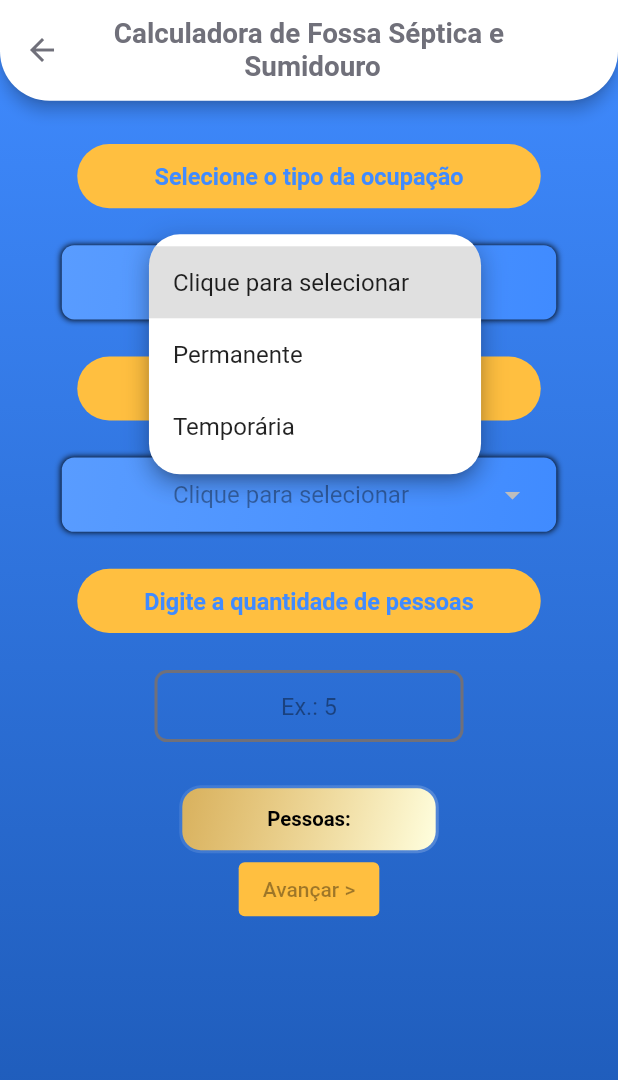
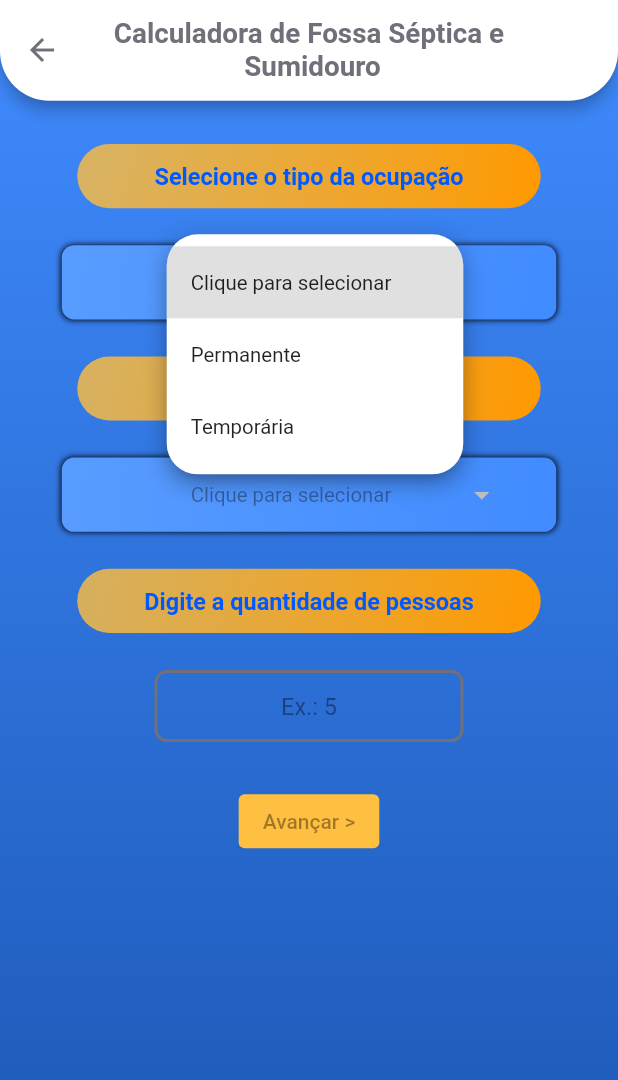
Before and after one commit to FelippeNO/fossa_septica, a Flutter app: the Tela1CalculoFossa screen opened directly, after a tap on "Clique para selecionar", on a phone screen of 412 x 824 dp. Shown: the top 1080 px of the screen. Run offline on Flutter 3.47's test engine with Material 2 defaults, Android fonts, the phone set to English and light mode, and no system bars; our stand-ins replace splashscreen.

Commit message:
Last commit

```diff
--- a/lib/core/colors.dart
+++ b/lib/core/colors.dart
@@ -29,6 +29,12 @@ class AppGradients {
     AppColors.cream,
   ]);
 
+  static LinearGradient supernovaGradientDark =
+      LinearGradient(begin: Alignment.topLeft, end: Alignment.bottomRight, colors: [
+    AppColors.supernova.withOpacity(0.8),
+    Color.fromARGB(255, 255, 153, 0),
+  ]);
+
   static LinearGradient transparent = LinearGradient(
       begin: Alignment.topLeft,
       end: Alignment.bottomRight,
--- a/lib/ui/controllers/tela1_calculo_fossa_controller.dart
+++ b/lib/ui/controllers/tela1_calculo_fossa_controller.dart
@@ -1,4 +1,5 @@
 import 'package:flutter/material.dart';
+import 'package:fossa_septica/core/scale.dart';
 import 'package:fossa_septica/entities/entities.dart';
 
 class Tela1Controller {
@@ -31,30 +32,30 @@ class Tela1Controller {
   Future initialize() async {}
 
   static final List<DropdownMenuItem<int>> ocupTipoList = [
-    DropdownMenuItem(child: Text(cliqueParaSelecionar), value: 0),
-    DropdownMenuItem(child: Text(perm), value: 1),
-    DropdownMenuItem(child: Text(temp), value: 2),
+    DropdownMenuItem(child: Text(cliqueParaSelecionar, style: TextStyle(fontSize: AppFontSize.s3)), value: 0),
+    DropdownMenuItem(child: Text(perm, style: TextStyle(fontSize: AppFontSize.s3)), value: 1),
+    DropdownMenuItem(child: Text(temp, style: TextStyle(fontSize: AppFontSize.s3)), value: 2),
   ];
 
   static final List<DropdownMenuItem<int>> predTipPermList = [
-    DropdownMenuItem(child: Text(cliqueParaSelecionar), value: 0),
-    DropdownMenuItem(child: Text(residpa), value: 1),
-    DropdownMenuItem(child: Text(residpm), value: 2),
-    DropdownMenuItem(child: Text(residpb), value: 3),
-    DropdownMenuItem(child: Text(hotel), value: 4),
-    DropdownMenuItem(child: Text(alojprov), value: 5),
+    DropdownMenuItem(child: Text(cliqueParaSelecionar, style: TextStyle(fontSize: AppFontSize.s3)), value: 0),
+    DropdownMenuItem(child: Text(residpa, style: TextStyle(fontSize: AppFontSize.s3)), value: 1),
+    DropdownMenuItem(child: Text(residpm, style: TextStyle(fontSize: AppFontSize.s3)), value: 2),
+    DropdownMenuItem(child: Text(residpb, style: TextStyle(fontSize: AppFontSize.s3)), value: 3),
+    DropdownMenuItem(child: Text(hotel, style: TextStyle(fontSize: AppFontSize.s3)), value: 4),
+    DropdownMenuItem(child: Text(alojprov, style: TextStyle(fontSize: AppFontSize.s3)), value: 5),
   ];
 
   static final List<DropdownMenuItem<int>> predTipTempList = [
-    DropdownMenuItem(child: Text(cliqueParaSelecionar), value: 0),
-    DropdownMenuItem(child: Text(fabrica), value: 1),
-    DropdownMenuItem(child: Text(escritorio), value: 2),
-    DropdownMenuItem(child: Text(edifpub), value: 3),
-    DropdownMenuItem(child: Text(escolas), value: 4),
-    DropdownMenuItem(child: Text(bares), value: 5),
-    DropdownMenuItem(child: Text(restaurantes), value: 6),
-    DropdownMenuItem(child: Text(cinemas), value: 7),
-    DropdownMenuItem(child: Text(sanitpubs), value: 8),
+    DropdownMenuItem(child: Text(cliqueParaSelecionar, style: TextStyle(fontSize: AppFontSize.s3)), value: 0),
+    DropdownMenuItem(child: Text(fabrica, style: TextStyle(fontSize: AppFontSize.s3)), value: 1),
+    DropdownMenuItem(child: Text(escritorio, style: TextStyle(fontSize: AppFontSize.s3)), value: 2),
+    DropdownMenuItem(child: Text(edifpub, style: TextStyle(fontSize: AppFontSize.s3)), value: 3),
+    DropdownMenuItem(child: Text(escolas, style: TextStyle(fontSize: AppFontSize.s3)), value: 4),
+    DropdownMenuItem(child: Text(bares, style: TextStyle(fontSize: AppFontSize.s3)), value: 5),
+    DropdownMenuItem(child: Text(restaurantes, style: TextStyle(fontSize: AppFontSize.s3)), value: 6),
+    DropdownMenuItem(child: Text(cinemas, style: TextStyle(fontSize: AppFontSize.s3)), value: 7),
+    DropdownMenuItem(child: Text(sanitpubs, style: TextStyle(fontSize: AppFontSize.s3)), value: 8),
   ];
 
   static String parseValorOcup(int valorOcup) {
--- a/lib/ui/views/home2.dart
+++ b/lib/ui/views/home2.dart
@@ -47,21 +47,22 @@ class FossaSeptica2State extends State<FossaSeptica2> {
                       Column(
                         children: [
                           Padding(
-                            padding: EdgeInsets.all(25),
+                            padding: EdgeInsets.all(Scale.width(8)),
+
                             child: PrimaryRoundedBox(
                               'O que você deseja calcular?',
                               fontSize: AppFontSize.s1,
                             ), //fim primeiro texto com fundo laranja
                           ),
                           Padding(
-                            padding: EdgeInsets.all(10),
+                            padding: EdgeInsets.all(Scale.width(3)),
                             child: Row(
                               crossAxisAlignment: CrossAxisAlignment.center,
                               mainAxisAlignment: MainAxisAlignment.center,
                               children: [
                                 Padding(
                                   // primeira linha de texto e opcao
-                                  padding: const EdgeInsets.all(3.0),
+                                  padding: EdgeInsets.all(Scale.width(3)),
                                   child: SquareButton(
                                     onPressed: () => Navigator.of(context)
                                         .push(MaterialPageRoute(builder: (context) => Tela1CalculoFossa())),
@@ -69,11 +70,10 @@ class FossaSeptica2State extends State<FossaSeptica2> {
                                   ),
                                 ),
                                 Padding(
-                                  // texto 1
-                                  padding: const EdgeInsets.all(10.0),
+                                  padding: EdgeInsets.all(Scale.width(3)),
                                   child: SizedBox(
-                                    height: 150,
-                                    width: 150,
+                                    height: Scale.width(40),
+                                    width: Scale.width(40),
                                     child: Center(
                                       child: Text(
                                         "Fossa Séptica e o\n Sumidouro",
@@ -88,8 +88,7 @@ class FossaSeptica2State extends State<FossaSeptica2> {
                             ),
                           ),
                           Padding(
-                            // segunda linha de texto e opcao
-                            padding: EdgeInsets.all(3.0),
+                            padding: EdgeInsets.all(Scale.width(3)),
                             child: Row(
                               crossAxisAlignment: CrossAxisAlignment.center,
                               mainAxisAlignment: MainAxisAlignment.center,
@@ -97,9 +96,8 @@ class FossaSeptica2State extends State<FossaSeptica2> {
                                 Padding(
                                   padding: EdgeInsets.all(Scale.width(3)),
                                   child: SizedBox(
-                                    //texto 2
-                                    height: 150,
-                                    width: 150,
+                                    height: Scale.width(40),
+                                    width: Scale.width(40),
                                     child: Center(
                                       child: Text(
                                         "Somente a Fossa Séptica",
@@ -124,7 +122,7 @@ class FossaSeptica2State extends State<FossaSeptica2> {
                     ])),
               ),
               Padding(
-                padding: const EdgeInsets.all(8.0),
+                padding: EdgeInsets.all(Scale.width(2)),
                 child: PrimaryRoundedBoxButton("Sobre o App", onPressed: () {
                   showDialog(
                       context: context,
--- a/lib/ui/views/tela1calculo_fossa.dart
+++ b/lib/ui/views/tela1calculo_fossa.dart
@@ -6,6 +6,7 @@ import 'package:fossa_septica/core/scale.dart';
 import 'package:fossa_septica/main.dart';
 import 'package:fossa_septica/ui/controllers/tela1_calculo_fossa_controller.dart';
 import 'package:fossa_septica/ui/views/tela2.dart';
+import 'package:fossa_septica/ui/widgets/animated_information_tag.dart';
 import 'package:fossa_septica/ui/widgets/primary_dropdown_button.dart';
 import 'package:fossa_septica/ui/widgets/primary_rounded_box.dart';
 import 'package:fossa_septica/ui/widgets/primary_text_form_field.dart';
@@ -113,87 +114,35 @@ class _Tela1CalculoFossaState extends State<Tela1CalculoFossa> with SingleTicker
                         int valorPred = Tela1Controller.valorPred;
                         int valorOcup = Tela1Controller.valorOcup;
                         return Column(children: [
-                          AnimatedContainer(
-                            decoration: BoxDecoration(
-                                borderRadius: BorderRadius.circular(Scale.width(3.5)),
-                                gradient:
-                                    valorOcup != 0 ? AppGradients.transparent : AppGradients.primaryBlueGradientBCtTC),
-                            duration: Duration(milliseconds: 300),
-                            height: valorOcup != 0 ? Scale.width(11) : 0,
-                            child: AnimatedContainer(
-                              margin: EdgeInsets.all(Scale.width(0.5)),
-                              decoration: BoxDecoration(
-                                  gradient: AppGradients.supernovaGradient,
-                                  borderRadius: BorderRadius.circular(Scale.width(3))),
-                              transformAlignment: Alignment.center,
-                              duration: Duration(milliseconds: 50),
-                              height: valorOcup != 0 ? Scale.width(10) : 0,
-                              child: Padding(
-                                padding: primaryPadding,
-                                child: Text(
-                                  "Tipo da Ocupação: " + Tela1Controller.parseValorOcup(valorOcup),
-                                  textAlign: TextAlign.center,
-                                  style: TextStyle(
-                                      color: Colors.black, fontSize: AppFontSize.s3, fontWeight: FontWeight.bold),
-                                ),
-                              ),
-                            ),
+                          AnimatedInformationTag(
+                            text: "Tipo da Ocupação: " + Tela1Controller.parseValorOcup(valorOcup),
+                            borderGradient:
+                                valorOcup != 0 ? AppGradients.transparent : AppGradients.primaryBlueGradientBCtTC,
+                            heightWithBorder: valorOcup != 0 ? Scale.width(11) : 0,
+                            heightWithoutBorder: valorOcup != 0 ? Scale.width(10) : 0,
                           ),
                           SizedBox(height: Scale.width(2)),
-                          AnimatedContainer(
-                            decoration: BoxDecoration(
-                                gradient: AppGradients.supernovaGradient,
-                                borderRadius: BorderRadius.circular(Scale.width(3))),
-                            transformAlignment: Alignment.center,
-                            duration: Duration(milliseconds: 200),
-                            height: valorPred != 0 ? Scale.width(14) : 0,
-                            //width: Scale.width(70),
-                            child: Padding(
-                              padding: primaryPadding,
-                              child: Text(
-                                "Tipo do Prédio: " + Tela1Controller.parseValorPred(valorOcup, valorPred),
-                                textAlign: TextAlign.center,
-                                style: TextStyle(
-                                    color: Colors.black, fontSize: AppFontSize.s3, fontWeight: FontWeight.bold),
-                              ),
-                            ),
+                          AnimatedInformationTag(
+                            text: "Tipo do Prédio: " + Tela1Controller.parseValorPred(valorOcup, valorPred),
+                            borderGradient:
+                                valorPred != 0 ? AppGradients.transparent : AppGradients.primaryBlueGradientBCtTC,
+                            heightWithBorder: valorPred != 0 ? Scale.width(15) : 0,
+                            heightWithoutBorder: valorPred != 0 ? Scale.width(16) : 0,
                           ),
                           SizedBox(height: Scale.width(2)),
-                          AnimatedContainer(
-                            decoration: BoxDecoration(
-                                borderRadius: BorderRadius.circular(Scale.width(3.5)),
-                                gradient: (Tela1Controller.controleQntd.text != "0" ||
-                                        Tela1Controller.controleQntd.text.isNotEmpty)
-                                    ? AppGradients.transparent
-                                    : AppGradients.primaryBlueGradientBCtTC),
-                            duration: Duration(milliseconds: 300),
-                            height: (Tela1Controller.controleQntd.text != "0" ||
-                                    Tela1Controller.controleQntd.text.isNotEmpty)
+                          AnimatedInformationTag(
+                            text: "Pessoas: " + Tela1Controller.controleQntd.text,
+                            heightWithBorder: (Tela1Controller.controleQntd.text.isNotEmpty ||
+                                    Tela1Controller.controleQntd.text == "0")
                                 ? Scale.width(11)
                                 : 0,
-                            width: Scale.width(42),
-                            child: AnimatedContainer(
-                              margin: EdgeInsets.symmetric(horizontal: Scale.width(0.5), vertical: Scale.width(0.5)),
-                              decoration: BoxDecoration(
-                                  gradient: AppGradients.supernovaGradient,
-                                  borderRadius: BorderRadius.circular(Scale.width(3))),
-                              transformAlignment: Alignment.center,
-                              duration: Duration(milliseconds: 50),
-                              height: (Tela1Controller.controleQntd.text != "0" ||
-                                      Tela1Controller.controleQntd.text.isNotEmpty)
-                                  ? Scale.width(10)
-                                  : 0,
-                              width: Scale.width(40),
-                              child: Padding(
-                                padding: primaryPadding,
-                                child: Text(
-                                  "Pessoas:" + Tela1Controller.controleQntd.text,
-                                  textAlign: TextAlign.center,
-                                  style: TextStyle(
-                                      color: Colors.black, fontSize: AppFontSize.s3, fontWeight: FontWeight.bold),
-                                ),
-                              ),
-                            ),
+                            heightWithoutBorder: (Tela1Controller.controleQntd.text.isNotEmpty ||
+                                    Tela1Controller.controleQntd.text == "0")
+                                ? Scale.width(10)
+                                : 0,
+                            borderGradient: (Tela1Controller.controleQntd.text.isEmpty)
+                                ? AppGradients.transparent
+                                : AppGradients.primaryBlueGradientBCtTC,
                           ),
                           ElevatedButton(
                             style: ButtonStyle(
--- /dev/null
+++ b/lib/ui/widgets/animated_information_tag.dart
@@ -0,0 +1,42 @@
+import 'package:flutter/material.dart';
+import 'package:fossa_septica/core/colors.dart';
+import 'package:fossa_septica/core/scale.dart';
+
+class AnimatedInformationTag extends StatelessWidget {
+  final LinearGradient borderGradient;
+  final double heightWithBorder;
+  final double heightWithoutBorder;
+  final String text;
+  const AnimatedInformationTag(
+      {Key? key,
+      this.borderGradient = AppGradients.secundaryBlueGradientTLtBR,
+      this.heightWithBorder = 160,
+      this.heightWithoutBorder = 150,
+      required this.text})
+      : super(key: key);
+
+  @override
+  Widget build(BuildContext context) {
+    return AnimatedContainer(
+      decoration: BoxDecoration(borderRadius: BorderRadius.circular(Scale.width(3.5)), gradient: borderGradient),
+      duration: const Duration(milliseconds: 300),
+      height: heightWithBorder,
+      child: AnimatedContainer(
+        margin: EdgeInsets.all(Scale.width(0.5)),
+        decoration: BoxDecoration(
+            gradient: AppGradients.supernovaGradient, borderRadius: BorderRadius.circular(Scale.width(3))),
+        transformAlignment: Alignment.center,
+        duration: const Duration(milliseconds: 50),
+        height: heightWithoutBorder,
+        child: Padding(
+          padding: EdgeInsets.all(Scale.width(3)),
+          child: Text(
+            text,
+            textAlign: TextAlign.center,
+            style: TextStyle(color: Colors.black, fontSize: AppFontSize.s3, fontWeight: FontWeight.bold),
+          ),
+        ),
+      ),
+    );
+  }
+}
--- a/lib/ui/widgets/primary_rounded_box.dart
+++ b/lib/ui/widgets/primary_rounded_box.dart
@@ -13,13 +13,17 @@ class PrimaryRoundedBox extends StatelessWidget {
   Widget build(BuildContext context) {
     return Container(
       width: Scale.width(75),
-      decoration: BoxDecoration(color: color, borderRadius: AppBorderRadius.brAll6),
+      decoration: BoxDecoration(borderRadius: AppBorderRadius.brAll6, gradient: AppGradients.supernovaGradientDark),
       child: Padding(
         padding: EdgeInsets.symmetric(vertical: Scale.width(3)),
         child: Center(
           child: Text(
             text,
-            style: TextStyle(color: AppColors.dodgerBluePRIMARY, fontWeight: FontWeight.bold, fontSize: fontSize),
+            style: TextStyle(
+              color: Color.fromARGB(255, 0, 89, 255),
+              fontWeight: FontWeight.bold,
+              fontSize: fontSize,
+            ),
             textAlign: TextAlign.center,
           ),
         ),
```
